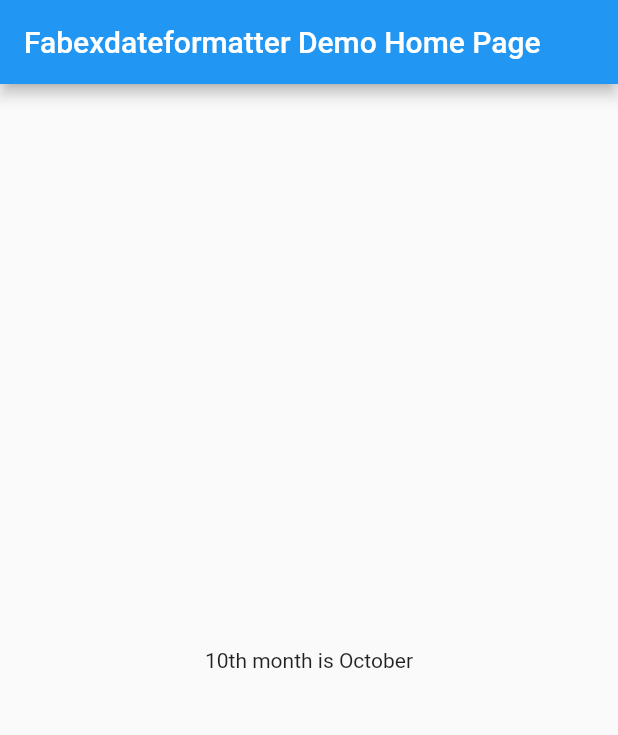
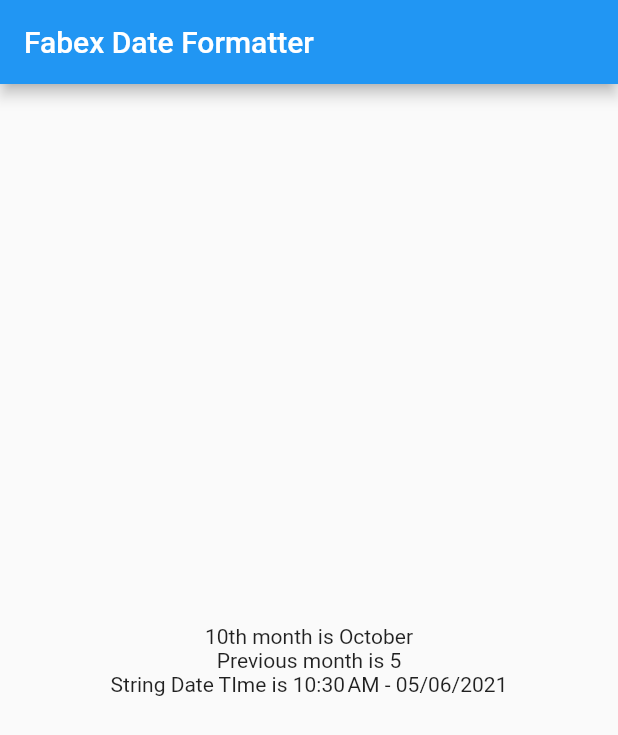
Before and after one commit to fathah/fabex_date_formatter, a Flutter app: the screen it shows after launch, on a phone screen of 412 x 824 dp. Shown: the top 735 px of the screen. Run offline on Flutter 3.47's test engine with Material 2 defaults, Android fonts, the phone set to English and light mode, and no system bars.

Commit message:
Migrated Intl to Null Safe
# Migrated Intl to null safety
# Updated Example

```diff
--- a/example/lib/main.dart
+++ b/example/lib/main.dart
@@ -6,33 +6,19 @@ void main() {
 }
 
 class MyApp extends StatelessWidget {
-  // This widget is the root of your application.
   @override
   Widget build(BuildContext context) {
     return MaterialApp(
       title: 'Fabexdateformatter Demo',
       theme: ThemeData(
-        // This is the theme of your application.
-        //
-        // Try running your application with "flutter run". You'll see the
-        // application has a blue toolbar. Then, without quitting the app, try
-        // changing the primarySwatch below to Colors.green and then invoke
-        // "hot reload" (press "r" in the console where you ran "flutter run",
-        // or simply save your changes to "hot reload" in a Flutter IDE).
-        // Notice that the counter didn't reset back to zero; the application
-        // is not restarted.
         primarySwatch: Colors.blue,
       ),
-      home: MyHomePage(title: 'Fabexdateformatter Demo Home Page'),
+      home: MyHomePage(),
     );
   }
 }
 
 class MyHomePage extends StatefulWidget {
-  MyHomePage({Key? key, required this.title}) : super(key: key);
-
-  final String title;
-
   @override
   _MyHomePageState createState() => _MyHomePageState();
 }
@@ -44,13 +30,16 @@ class _MyHomePageState extends State<MyHomePage> {
   Widget build(BuildContext context) {
     return Scaffold(
       appBar: AppBar(
-        title: Text(widget.title),
+        title: Text("Fabex Date Formatter"),
       ),
       body: Center(
         child: Column(
           mainAxisAlignment: MainAxisAlignment.center,
           children: <Widget>[
-            Text("10th month is ${fabexFormatter.getMonthName(10)}")
+            Text("10th month is ${fabexFormatter.getMonthName(10)}"),
+            Text("Previous month is ${fabexFormatter.getPreviousMonthNum(6)}"),
+            Text(
+                "String Date TIme is ${fabexFormatter.dateTimeToStringDate(DateTime.now())}")
           ],
         ),
       ),
--- a/pubspec.yaml
+++ b/pubspec.yaml
@@ -1,6 +1,6 @@
 name: fabexdateformatter
 description: Fabex Date Formatter is an easy tool to get several functions related to DateTime, TimeOfDay. This package can be used to convert one format to other with a function call.
-version: 1.0.4
+version: 1.0.5
 homepage: https://github.com/fathah/fabex_date_formatter
 
 environment:
@@ -9,7 +9,7 @@ environment:
 dependencies:
   flutter:
     sdk: flutter
-  intl: ^0.16.1
+  intl: 0.17.0
 
 dev_dependencies:
   flutter_test:
```
Also changed, not shown: example/pubspec.lock, pubspec.lock, 2 other files.
